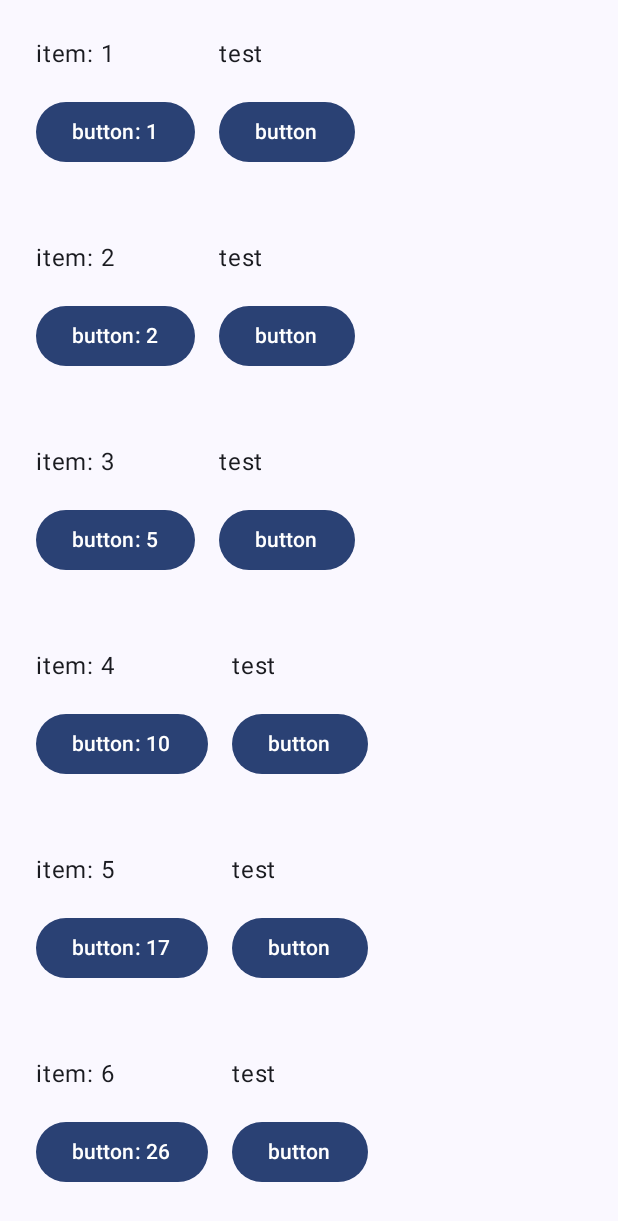
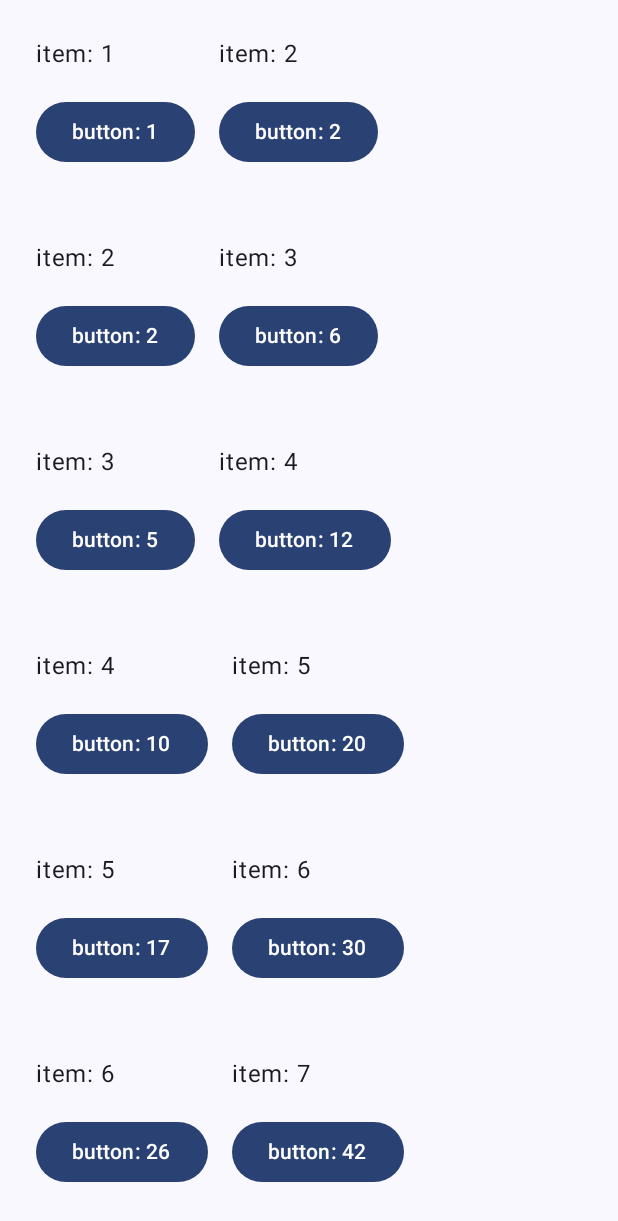
Before and after one commit to Needlide/IPZ_CR_3, an Android app built with Jetpack Compose: the screen it shows after launch (MainActivity), on a phone screen of 412 x 824 dp. Shown: the top 1221 px of the screen. Run offline under Robolectric (Android 15) with nearby library versions, the phone set to English and light mode, and no system bars.

Commit message:
Added text parameters to the second ListItem function

```diff
--- a/app/src/main/java/ua/edu/lntu/cw3/MainActivity.kt
+++ b/app/src/main/java/ua/edu/lntu/cw3/MainActivity.kt
@@ -44,7 +44,7 @@ fun MainApp(modifier: Modifier = Modifier) {
                     ListItem(Modifier.padding(8.dp), "item: " + (index + 1), "button: " + (index * index + 1))
                 }
             Column {
-                ListItem(Modifier.padding(8.dp))
+                ListItem(Modifier.padding(8.dp), "item: " + (index + 2), "button: " + ((index + 2) * (index + 1)))
             }
         }
         }
```
